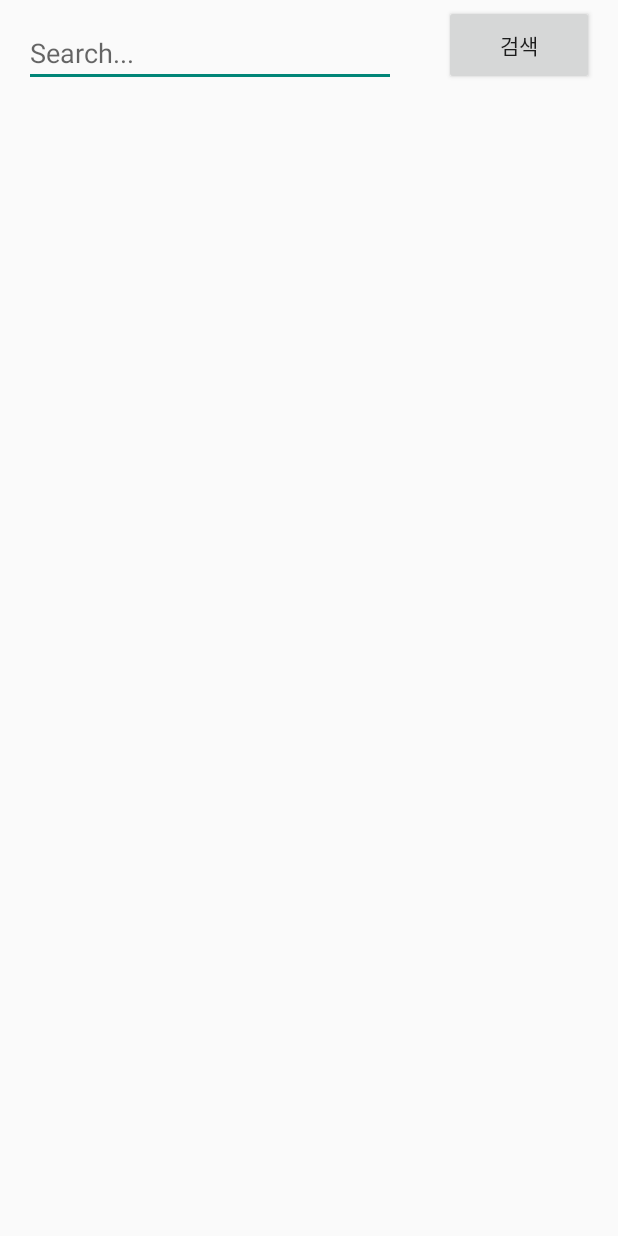
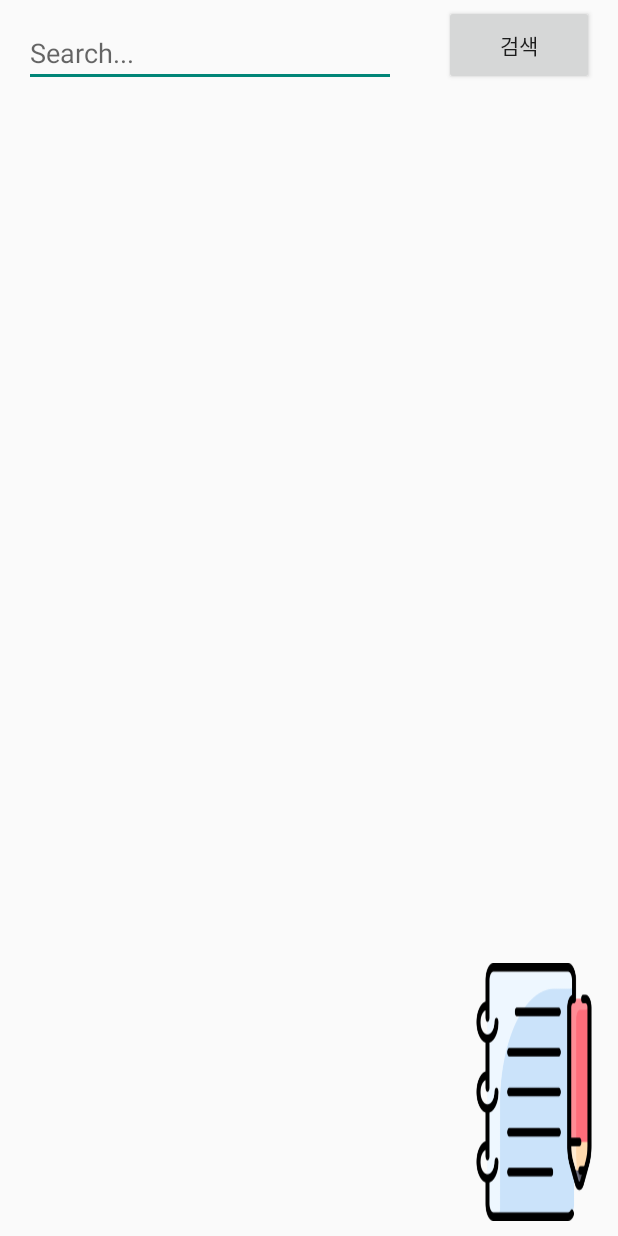
Before and after one commit to akdlcnd0994/AndroidLoad, an Android app: the mapActivity screen opened directly, with no data from a screen before it, after a tap on "검색", on a phone screen of 412 x 824 dp. Run offline under Robolectric (Android 15) with nearby library versions, the phone set to English and light mode, and no system bars; libraries missing offline, so code that uses them is left out: net.daum.mf; 5 statements that could not run were skipped.

Commit message:
2022-08-04 patch

```diff
--- a/app/build.gradle
+++ b/app/build.gradle
@@ -4,6 +4,7 @@ plugins {
 dependencies {
     implementation 'com.squareup.retrofit2:retrofit:2.9.0'
     implementation 'com.squareup.retrofit2:converter-gson:2.9.0'
+
 }
 android {
     compileSdk 32
@@ -39,4 +40,5 @@ dependencies {
     testImplementation 'junit:junit:4.13.2'
     androidTestImplementation 'androidx.test.ext:junit:1.1.3'
     androidTestImplementation 'androidx.test.espresso:espresso-core:3.4.0'
+    implementation 'com.google.android.material:material:1.0.0-rc01'
 }
--- a/app/src/main/AndroidManifest.xml
+++ b/app/src/main/AndroidManifest.xml
@@ -3,6 +3,11 @@
     xmlns:tools="http://schemas.android.com/tools"
     package="com.example.main">
     <uses-permission android:name="android.permission.ACCESS_COARSE_LOCATION"/>
+    <uses-permission android:name="android.permission.ACCESS_COARSE_LOCATION" />
+    <uses-permission android:name="android.permission.ACCESS_COARSE_LOCATION" />
+    <uses-permission android:name="android.permission.ACCESS_COARSE_LOCATION" />
+    <uses-permission android:name="android.permission.ACCESS_COARSE_LOCATION" />
+    <uses-permission android:name="android.permission.ACCESS_FINE_LOCATION" />
     <uses-permission android:name="android.permission.ACCESS_FINE_LOCATION" />
     <uses-permission android:name="android.permission.INTERNET"/>
 
--- a/app/src/main/java/com/example/main/RegActivity.java
+++ b/app/src/main/java/com/example/main/RegActivity.java
@@ -23,7 +23,7 @@ public class RegActivity extends AsyncTask<String, Void, String> {
             String str;
 
             // 접속할 서버 주소 (이클립스에서 android.jsp 실행시 웹브라우저 주소)
-            URL url = new URL("http://172.30.1.47:8080/hello/webapp/db.jsp");
+            URL url = new URL("http://172.30.1.43:8080/hello/webapp/db.jsp");
 
             HttpURLConnection conn = (HttpURLConnection) url.openConnection();
             conn.setRequestProperty("Content-Type", "application/x-www-form-urlencoded");
--- a/app/src/main/java/com/example/main/geoActivity.java
+++ b/app/src/main/java/com/example/main/geoActivity.java
@@ -14,6 +14,7 @@ public class geoActivity {
     private static String GEOCODE_URL =  "https://dapi.kakao.com/v2/local/search/address.json?query=";
     private static String GEOCODE_USER_INFO = "KakaoAK " + "7957e36ee6a611a01e2038370c4749e5";
     String add;
+    String addName,x,y;
 
     geoActivity(Editable add) {
         this.add = String.valueOf(add);
@@ -24,6 +25,14 @@ public class geoActivity {
             }
         }.start();
 
+    }
+
+    String[] getInfo(){
+        String[] info = new String[3];
+        info[0] = addName;
+        info[1] = y;
+        info[2] = x;
+        return info;
     }
 
     void searchMap() {
@@ -49,16 +58,31 @@ public class geoActivity {
 
             String inputLine;
             String response = new String();
-            String temp[] = new String[3];
+            String temp[] = new String[30];
 
             while ((inputLine = in.readLine()) != null) {
                 response+=inputLine;
             }
 
             //response 객체를 출력해보자
+            if(response.contains("x")){
+                //주소지 찾기
+                temp = response.split("\"address_name\":");
+                temp = temp[2].split("\"");
+                addName = temp[1];
 
-            temp = response.split("\"address_name\":");
-            System.out.println(temp[2]);
+                //x,y 위경도 좌표찾기
+                temp = response.split("\"x\":");
+                temp = temp[1].split("\"");
+                x = temp[1];
+
+                temp = response.split("\"y\":");
+                temp = temp[1].split("\"");
+                y = temp[1];
+
+
+            }
+
         } catch (Exception e) {
             // TODO Auto-generated catch block
             e.printStackTrace();
--- a/app/src/main/java/com/example/main/loginProActivity.java
+++ b/app/src/main/java/com/example/main/loginProActivity.java
@@ -23,7 +23,7 @@ public class loginProActivity extends AsyncTask<String, Void, String> {
             String str;
 
             // 접속할 서버 주소 (이클립스에서 android.jsp 실행시 웹브라우저 주소)
-            URL url = new URL("http://172.30.1.47:8080/hello/webapp/login.jsp");
+            URL url = new URL("http://172.30.1.43:8080/hello/webapp/login.jsp");
 
             HttpURLConnection conn = (HttpURLConnection) url.openConnection();
             conn.setRequestProperty("Content-Type", "application/x-www-form-urlencoded");
--- a/app/src/main/java/com/example/main/mapActivity.java
+++ b/app/src/main/java/com/example/main/mapActivity.java
@@ -1,14 +1,19 @@
 package com.example.main;
 
+import static java.lang.Thread.sleep;
+
 import android.Manifest;
+import android.annotation.SuppressLint;
 import android.content.Context;
 import android.content.DialogInterface;
 import android.content.Intent;
 import android.content.pm.PackageManager;
 import android.location.Address;
 import android.location.Geocoder;
+import android.location.Location;
 import android.location.LocationManager;
 import android.os.Bundle;
+
 import android.util.Log;
 import android.view.View;
 import android.view.ViewGroup;
@@ -38,6 +43,7 @@ public class mapActivity extends AppCompatActivity implements MapView.CurrentLoc
     private static final int PERMISSIONS_REQUEST_CODE = 100;
     Button Search;
     String[] REQUIRED_PERMISSIONS  = {Manifest.permission.ACCESS_FINE_LOCATION};
+    String[] info = new String[3];
     @Override
     protected void onCreate(Bundle savedInstanceState) {
         super.onCreate(savedInstanceState);
@@ -47,7 +53,13 @@ public class mapActivity extends AppCompatActivity implements MapView.CurrentLoc
         mapViewContainer = (ViewGroup) findViewById(R.id.map_view);
         mapViewContainer.addView(mapView);
         mapView.setMapViewEventListener(this);
-        mapView.setCurrentLocationTrackingMode(MapView.CurrentLocationTrackingMode.TrackingModeOnWithoutHeading);
+        mapView.setCurrentLocationTrackingMode(MapView.CurrentLocationTrackingMode.TrackingModeOff);
+
+        LocationManager lm = (LocationManager)getSystemService(Context.LOCATION_SERVICE);
+        @SuppressLint("MissingPermission") Location location = lm.getLastKnownLocation(LocationManager.GPS_PROVIDER);
+        mapView.setMapCenterPoint(MapPoint.mapPointWithGeoCoord(location.getLatitude(),location.getLongitude()),true);
+
+
         if (!checkLocationServicesStatus()) {
             showDialogForLocationServiceSetting();
         }else {
@@ -65,11 +77,49 @@ public class mapActivity extends AppCompatActivity implements MapView.CurrentLoc
             @Override
             public void onClick(View v) {
                 geoActivity geo = new geoActivity(EditSearch.getText());
+                try {
+                    sleep(1000);
+                } catch (InterruptedException e) {
+                    e.printStackTrace();
+                }
+                info = geo.getInfo();
 
+                if(info[0] == null){
+                    Toast.makeText(getApplicationContext(),"주소를 찾지 못했습니다. 다시 시도하거나 주소를 정확히 입력해주세요.",Toast.LENGTH_SHORT).show();
+                }
+                else {
+                    showMsg(info);
+                }
             }
         });
     }
 
+    public void showMsg(String info[]){
+        AlertDialog.Builder builder = new AlertDialog.Builder(this);
+        builder.setTitle("안내");
+        builder.setMessage(info[0]+"\n 찾으시는 주소가 맞습니까?");
+        builder.setIcon(android.R.drawable.ic_dialog_alert);
+
+        builder.setPositiveButton("예", new DialogInterface.OnClickListener() {
+            @Override
+            public void onClick(DialogInterface dialog, int which) {
+                MapPoint mp = MapPoint.mapPointWithGeoCoord(Double.parseDouble(info[1]),Double.parseDouble(info[2]));
+                //주소로 이동처리
+                mapView.setMapCenterPoint(mp,true);
+
+            }
+        });
+
+        builder.setNegativeButton("아니오", new DialogInterface.OnClickListener() {
+            @Override
+            public void onClick(DialogInterface dialog, int which) {
+                Toast.makeText(getApplicationContext(),"주소를 조금 더 상세히 입력해주세요.",Toast.LENGTH_SHORT).show();
+            }
+        });
+
+        AlertDialog alertDialog = builder.create();
+        alertDialog.show();
+    }
 
 
 
@@ -81,7 +131,11 @@ public class mapActivity extends AppCompatActivity implements MapView.CurrentLoc
 
     @Override
     public void onCurrentLocationUpdate(MapView mapView, MapPoint currentLocation, float accuracyInMeters) {
+        //주소로 이동처리
+
         MapPoint.GeoCoordinate mapPointGeo = currentLocation.getMapPointGeoCoord();
+
+
         Log.i(LOG_TAG, String.format("MapView onCurrentLocationUpdate (%f,%f) accuracy (%f)", mapPointGeo.latitude, mapPointGeo.longitude, accuracyInMeters));
     }
     @Override
--- /dev/null
+++ b/app/src/main/res/drawable/confirm_account.xml
@@ -0,0 +1,5 @@
+<?xml version="1.0" encoding="utf-8"?>
+<selector xmlns:android="http://schemas.android.com/apk/res/android">
+    <item android:state_pressed="true" android:drawable="@drawable/account2"></item>
+    <item android:state_pressed="false" android:drawable="@drawable/account"></item>
+</selector>
--- /dev/null
+++ b/app/src/main/res/drawable/confirm_map.xml
@@ -0,0 +1,5 @@
+<?xml version="1.0" encoding="utf-8"?>
+<selector xmlns:android="http://schemas.android.com/apk/res/android">
+    <item android:state_pressed="true" android:drawable="@drawable/map2"></item>
+    <item android:state_pressed="false" android:drawable="@drawable/map"></item>
+</selector>
--- /dev/null
+++ b/app/src/main/res/drawable/confirm_review.xml
@@ -0,0 +1,5 @@
+<?xml version="1.0" encoding="utf-8"?>
+<selector xmlns:android="http://schemas.android.com/apk/res/android">
+    <item android:state_pressed="true" android:drawable="@drawable/review2"></item>
+    <item android:state_pressed="false" android:drawable="@drawable/review"></item>
+</selector>
--- /dev/null
+++ b/app/src/main/res/drawable/confirm_write.xml
@@ -0,0 +1,5 @@
+<?xml version="1.0" encoding="utf-8"?>
+<selector xmlns:android="http://schemas.android.com/apk/res/android">
+    <item android:state_pressed="true" android:drawable="@drawable/write2"></item>
+    <item android:state_pressed="false" android:drawable="@drawable/write"></item>
+</selector>
--- a/app/src/main/res/layout/activity_main.xml
+++ b/app/src/main/res/layout/activity_main.xml
@@ -41,7 +41,7 @@
         android:layout_height="53dp"
         android:background="#FFFFFF"
         android:backgroundTint="#FFFFFF"
-        android:drawableBottom="@drawable/map"
+        android:drawableBottom="@drawable/confirm_map"
         android:text=""
         app:layout_constraintBottom_toBottomOf="parent"
         app:layout_constraintEnd_toEndOf="parent"
@@ -56,7 +56,7 @@
         android:layout_height="53dp"
         android:background="#FFFFFF"
         android:backgroundTint="#FFFFFF"
-        android:drawableBottom="@drawable/review"
+        android:drawableBottom="@drawable/confirm_review"
         android:text=""
         app:layout_constraintBottom_toBottomOf="parent"
         app:layout_constraintEnd_toEndOf="parent"
@@ -70,7 +70,7 @@
         android:layout_height="53dp"
         android:background="#FFFFFF"
         android:backgroundTint="#FFFFFF"
-        android:drawableBottom="@drawable/account"
+        android:drawableBottom="@drawable/confirm_account"
         android:text=""
         app:layout_constraintBottom_toBottomOf="parent"
         app:layout_constraintEnd_toEndOf="parent"
--- a/app/src/main/res/layout/map.xml
+++ b/app/src/main/res/layout/map.xml
@@ -4,10 +4,31 @@
     xmlns:tools="http://schemas.android.com/tools"
     android:layout_width="match_parent"
     android:layout_height="match_parent">
+
     <RelativeLayout
         android:id="@+id/map_view"
         android:layout_width="match_parent"
-        android:layout_height="match_parent"/>
+        android:layout_height="match_parent"
+        tools:layout_editor_absoluteX="0dp"
+        tools:layout_editor_absoluteY="0dp">
+
+        <Button
+            android:id="@+id/button"
+            android:layout_width="79dp"
+            android:layout_height="79dp"
+            android:layout_alignParentStart="true"
+            android:layout_alignParentTop="true"
+            android:layout_alignParentEnd="true"
+            android:layout_alignParentBottom="true"
+            android:layout_marginStart="316dp"
+            android:layout_marginTop="642dp"
+            android:layout_marginEnd="16dp"
+            android:layout_marginBottom="10dp"
+            android:background="@drawable/confirm_write"
+            android:padding="0sp"
+            android:scaleType="centerCrop" />
+    </RelativeLayout>
+
     <Button
         android:id="@+id/searchBtn"
         android:layout_width="100dp"
```
Also changed, not shown: app/src/main/res/drawable/account2.jpg (added), app/src/main/res/drawable/map2.jpg (added), app/src/main/res/drawable/review2.jpg (added), app/src/main/res/drawable/write.png (added), app/src/main/res/drawable/write2.png (added).
